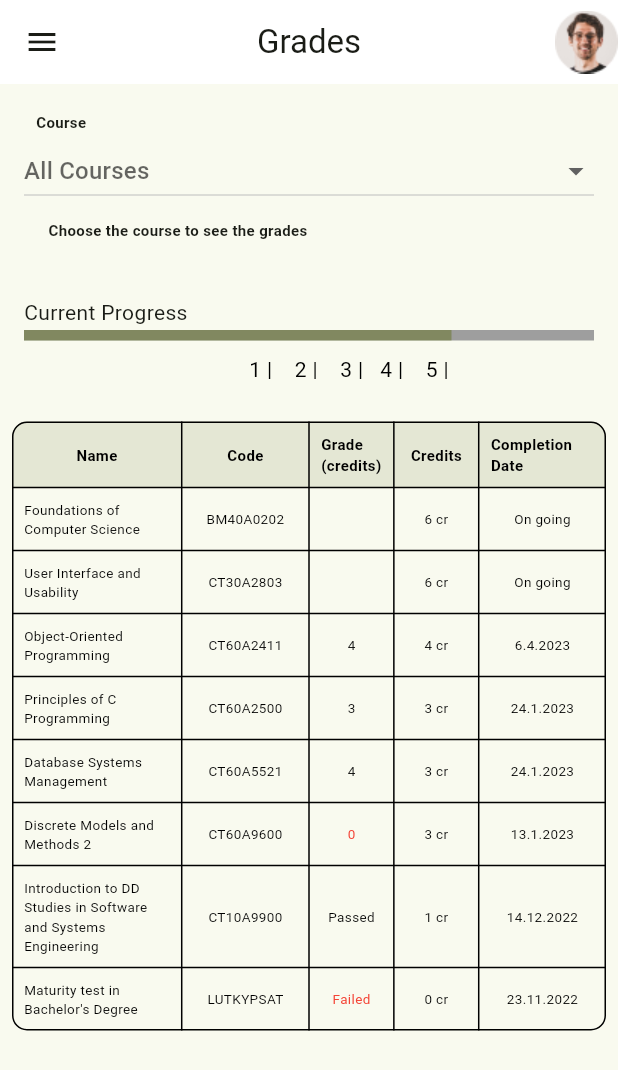
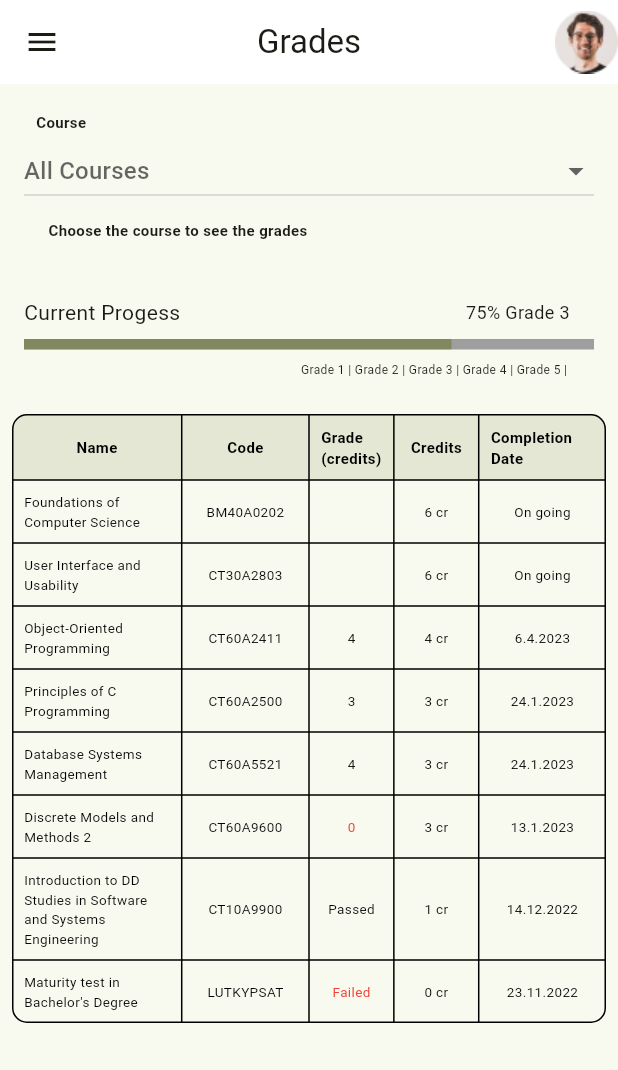
Before and after one commit to alexha11/moodle-grades, a Flutter app: the screen it shows after launch, on a phone screen of 412 x 824 dp. Shown: the top 1070 px of the screen. Run offline on Flutter 3.47's test engine with Material 2 defaults, Android fonts, the phone set to English and light mode, and no system bars.

Commit message:
fix progress indicator

```diff
--- a/lib/body.dart
+++ b/lib/body.dart
@@ -1,6 +1,7 @@
 import 'package:flutter/material.dart';
 
-buildingTableCell(String text, double fontSize, FontWeight fontWeight, BuildContext context) {
+buildingTableCell(
+    String text, double fontSize, FontWeight fontWeight, BuildContext context) {
   return TableCell(
     verticalAlignment: TableCellVerticalAlignment.middle,
     child: Padding(
@@ -12,7 +13,9 @@ buildingTableCell(String text, double fontSize, FontWeight fontWeight, BuildCont
                 style: TextStyle(
                   fontSize: fontSize,
                   fontWeight: fontWeight,
-                  color: text == 'Missed' || text == 'Failed' || text == '0' ? Colors.red : Colors.black,
+                  color: text == 'Missed' || text == 'Failed' || text == '0'
+                      ? Colors.red
+                      : Colors.black,
                 ),
               ),
             )
@@ -481,7 +484,8 @@ buildingTableAllCourses(BuildContext context) {
         ),
         TableRow(
           children: [
-            buildingTableCell('Foundations of Computer Science', 9, FontWeight.normal, context),
+            buildingTableCell('Foundations of Computer Science', 9,
+                FontWeight.normal, context),
             buildingTableCell('BM40A0202', 9, FontWeight.normal, context),
             buildingTableCell('', 9, FontWeight.normal, context),
             buildingTableCell('6 cr', 9, FontWeight.normal, context),
@@ -490,7 +494,8 @@ buildingTableAllCourses(BuildContext context) {
         ),
         TableRow(
           children: [
-            buildingTableCell('User Interface and Usability', 9, FontWeight.normal, context),
+            buildingTableCell(
+                'User Interface and Usability', 9, FontWeight.normal, context),
             buildingTableCell('CT30A2803', 9, FontWeight.normal, context),
             buildingTableCell('', 9, FontWeight.normal, context),
             buildingTableCell('6 cr', 9, FontWeight.normal, context),
@@ -499,7 +504,8 @@ buildingTableAllCourses(BuildContext context) {
         ),
         TableRow(
           children: [
-            buildingTableCell('Object-Oriented Programming', 9, FontWeight.normal, context),
+            buildingTableCell(
+                'Object-Oriented Programming', 9, FontWeight.normal, context),
             buildingTableCell('CT60A2411', 9, FontWeight.normal, context),
             buildingTableCell('4', 9, FontWeight.normal, context),
             buildingTableCell('4 cr', 9, FontWeight.normal, context),
@@ -508,7 +514,8 @@ buildingTableAllCourses(BuildContext context) {
         ),
         TableRow(
           children: [
-            buildingTableCell('Principles of C Programming', 9, FontWeight.normal, context),
+            buildingTableCell(
+                'Principles of C Programming', 9, FontWeight.normal, context),
             buildingTableCell('CT60A2500', 9, FontWeight.normal, context),
             buildingTableCell('3', 9, FontWeight.normal, context),
             buildingTableCell('3 cr', 9, FontWeight.normal, context),
@@ -522,13 +529,13 @@ buildingTableAllCourses(BuildContext context) {
             buildingTableCell('CT60A5521', 9, FontWeight.normal, context),
             buildingTableCell('4', 9, FontWeight.normal, context),
             buildingTableCell('3 cr', 9, FontWeight.normal, context),
-            buildingTableCell(
-                '24.1.2023', 9, FontWeight.normal, context),
+            buildingTableCell('24.1.2023', 9, FontWeight.normal, context),
           ],
         ),
         TableRow(
           children: [
-            buildingTableCell('Discrete Models and Methods 2', 9, FontWeight.normal, context),
+            buildingTableCell(
+                'Discrete Models and Methods 2', 9, FontWeight.normal, context),
             buildingTableCell('CT60A9600', 9, FontWeight.normal, context),
             buildingTableCell('0', 9, FontWeight.normal, context),
             buildingTableCell('3 cr', 9, FontWeight.normal, context),
@@ -537,7 +544,11 @@ buildingTableAllCourses(BuildContext context) {
         ),
         TableRow(
           children: [
-            buildingTableCell('Introduction to DD Studies in Software and Systems Engineering', 9, FontWeight.normal, context),
+            buildingTableCell(
+                'Introduction to DD Studies in Software and Systems Engineering',
+                9,
+                FontWeight.normal,
+                context),
             buildingTableCell('CT10A9900', 9, FontWeight.normal, context),
             buildingTableCell('Passed', 9, FontWeight.normal, context),
             buildingTableCell('1 cr', 9, FontWeight.normal, context),
@@ -546,7 +557,8 @@ buildingTableAllCourses(BuildContext context) {
         ),
         TableRow(
           children: [
-            buildingTableCell('Maturity test in Bachelor\'s Degree', 9, FontWeight.normal, context),
+            buildingTableCell('Maturity test in Bachelor\'s Degree', 9,
+                FontWeight.normal, context),
             buildingTableCell('LUTKYPSAT', 9, FontWeight.normal, context),
             buildingTableCell('Failed', 9, FontWeight.normal, context),
             buildingTableCell('0 cr', 9, FontWeight.normal, context),
@@ -557,7 +569,6 @@ buildingTableAllCourses(BuildContext context) {
     ),
   );
 }
-
 
 class BuildingBody extends StatefulWidget {
   const BuildingBody({super.key});
@@ -643,43 +654,55 @@ class _BuildingBodyState extends State<BuildingBody> {
           ),
         ),
         Container(
-          padding: const EdgeInsets.all(16.0),
+          margin: const EdgeInsets.symmetric(vertical: 16, horizontal: 16),
           child: Column(
             crossAxisAlignment: CrossAxisAlignment.start,
+            children: [
+              Row(
+                mainAxisAlignment: MainAxisAlignment.spaceBetween,
                 children: const [
                   Text(
-                "Current Progress",
+                    'Current Progess',
                     style: TextStyle(
                       fontSize: 14,
-                  //fontWeight: FontWeight.bold,
                     ),
                   ),
-              SizedBox(height: 2),
-              LinearProgressIndicator(
-                value: 0.75,
+                  Text(
+                    '75% Grade 3     ',
+                    style: TextStyle(
+                      fontSize: 12,
+                    ),
+                  ),
+                ],
+              ),
+              const SizedBox(height: 8),
+              const LinearProgressIndicator(
+                value: 0.75, // set the value of the progress indicator
                 backgroundColor: Colors.grey,
                 valueColor: AlwaysStoppedAnimation<Color>(
                   Color.fromARGB(100, 83, 102, 0),
                 ),
                 minHeight: 7,
+                semanticsLabel: 'Linear progress indicator',
               ),
-              SizedBox(height: 8),
-              Padding(
-                padding:
-                    EdgeInsets.only(right: 16, left: 150, bottom: 1, top: 1),
-                child: Text(
-                  "1 |    2 |    3 |   4 |    5 |",
+              const SizedBox(height: 8),
+              Row(
+                mainAxisAlignment: MainAxisAlignment.end,
+                children: const [
+                  Text(
+                    'Grade 1 | Grade 2 | Grade 3 | Grade 4 | Grade 5 |        ',
                     style: TextStyle(
-                    fontSize: 14,
-                    color: Colors.black,
+                      fontSize: 8,
                     ),
                   ),
+                ],
               ),
             ],
           ),
         ),
         Container(
-          child: selectCourse != 'All Courses' ? Column(
+          child: selectCourse != 'All Courses'
+              ? Column(
                   children: [
                     buildingTableAssignments(context),
                     buildingTableQuizes(context),
```
Lines whose indentation alone changed are shown as unchanged.
